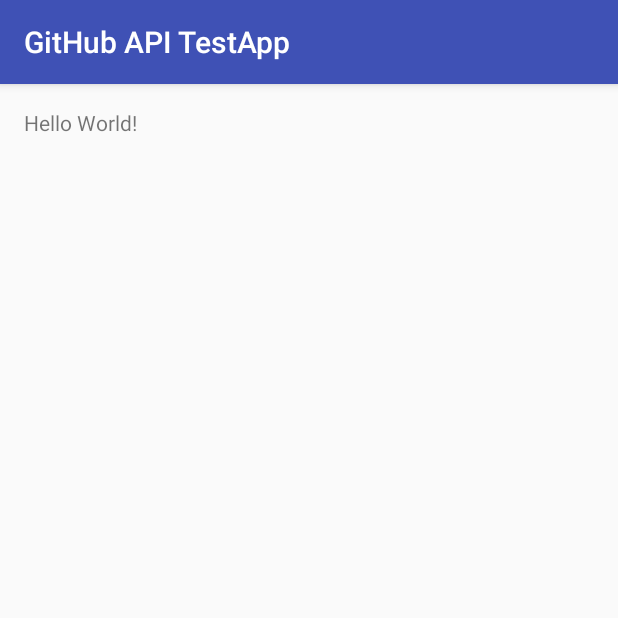
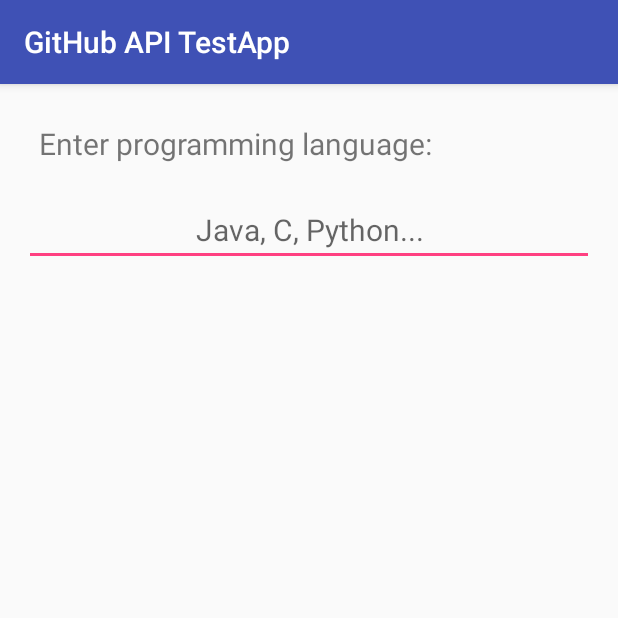
Before and after one commit to stevyhacker/github-api-test-app, an Android app: the screen it shows after launch (MainActivity), on a phone screen of 412 x 824 dp, the top half of it. Run offline under Robolectric (Android 15) with nearby library versions, the phone set to English and light mode, and no system bars.

Commit message:
Added programmming languages AutoCompleteTextView

```diff
--- a/app/build.gradle
+++ b/app/build.gradle
@@ -6,7 +6,7 @@ android {
 
     defaultConfig {
         applicationId "com.microapps.githubapitestapp"
-        minSdkVersion 10
+        minSdkVersion 15
         targetSdkVersion 23
         versionCode 1
         versionName "1.0"
@@ -23,4 +23,5 @@ dependencies {
     compile fileTree(dir: 'libs', include: ['*.jar'])
     testCompile 'junit:junit:4.12'
     compile 'com.android.support:appcompat-v7:23.1.1'
+    compile 'com.github.alorma:github-sdk:+'
 }
--- a/app/src/main/java/com/microapps/githubapitestapp/MainActivity.java
+++ b/app/src/main/java/com/microapps/githubapitestapp/MainActivity.java
@@ -1,13 +1,26 @@
 package com.microapps.githubapitestapp;
 
+import android.os.Bundle;
 import android.support.v7.app.AppCompatActivity;
-import android.os.Bundle;
+import android.widget.ArrayAdapter;
+import android.widget.AutoCompleteTextView;
 
 public class MainActivity extends AppCompatActivity {
+    private AutoCompleteTextView style;
 
     @Override
     protected void onCreate(Bundle savedInstanceState) {
         super.onCreate(savedInstanceState);
         setContentView(R.layout.activity_main);
+        String[] LANGUAGES = new String[]{
+                "C++", "Java", "JavaScript", "Python", "Ruby"
+        };
+        ArrayAdapter<String> adapter = new ArrayAdapter<String>(this,
+                android.R.layout.simple_dropdown_item_1line, LANGUAGES);
+        AutoCompleteTextView textView = (AutoCompleteTextView)
+                findViewById(R.id.languagesTextView);
+        textView.setAdapter(adapter);
+
+
     }
 }
--- a/app/src/main/res/layout/activity_main.xml
+++ b/app/src/main/res/layout/activity_main.xml
@@ -11,7 +11,21 @@
     tools:context="com.microapps.githubapitestapp.MainActivity">
 
     <TextView
-        android:layout_width="wrap_content"
+        android:id="@+id/hintEnterLangTextView"
+        android:layout_width="match_parent"
         android:layout_height="wrap_content"
-        android:text="Hello World!"/>
+        android:padding="10dp"
+        android:layout_marginBottom="10dp"
+        android:layout_centerHorizontal="true"
+        android:text="@string/enter_language"
+        android:textSize="20sp"/>
+
+    <AutoCompleteTextView
+        android:id="@+id/languagesTextView"
+        android:layout_width="match_parent"
+        android:layout_height="wrap_content"
+        android:gravity="center_horizontal"
+        android:hint="Java, C, Python..."
+        android:layout_below="@+id/hintEnterLangTextView"
+        android:textSize="20sp"/>
 </RelativeLayout>
--- a/app/src/main/res/values/strings.xml
+++ b/app/src/main/res/values/strings.xml
@@ -1,3 +1,4 @@
 <resources>
     <string name="app_name">GitHub API TestApp</string>
+    <string name="enter_language">Enter  programming language:</string>
 </resources>
--- a/build.gradle
+++ b/build.gradle
@@ -3,6 +3,7 @@
 buildscript {
     repositories {
         jcenter()
+
     }
     dependencies {
         classpath 'com.android.tools.build:gradle:1.5.0'
```
